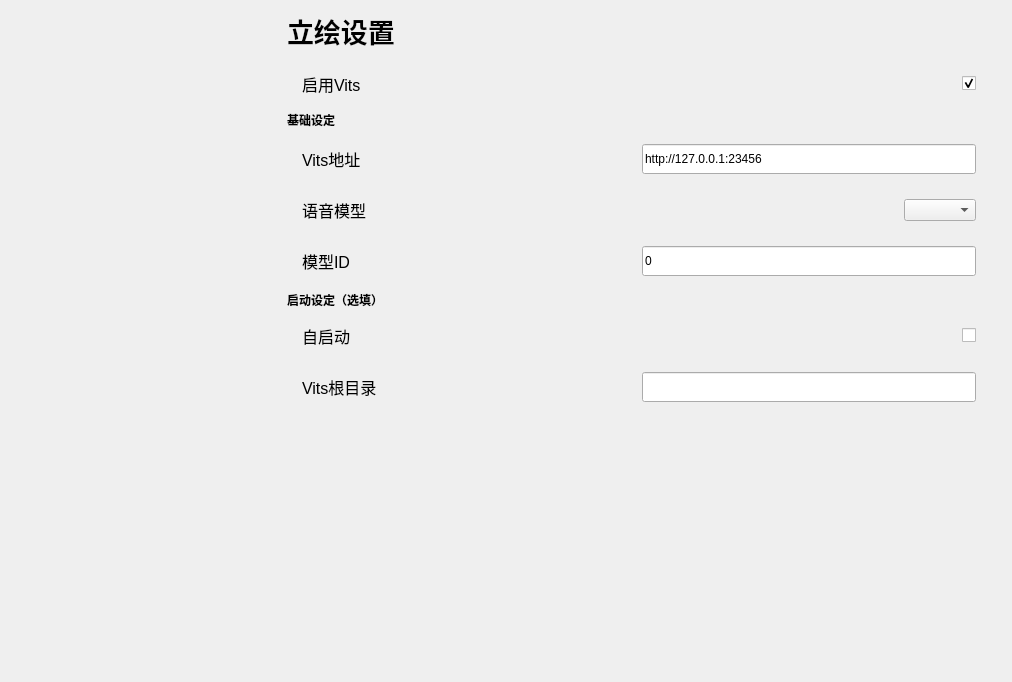
First picture: the form in mainwindow.ui, repository Zao-chen/ZcChat, before the edit.
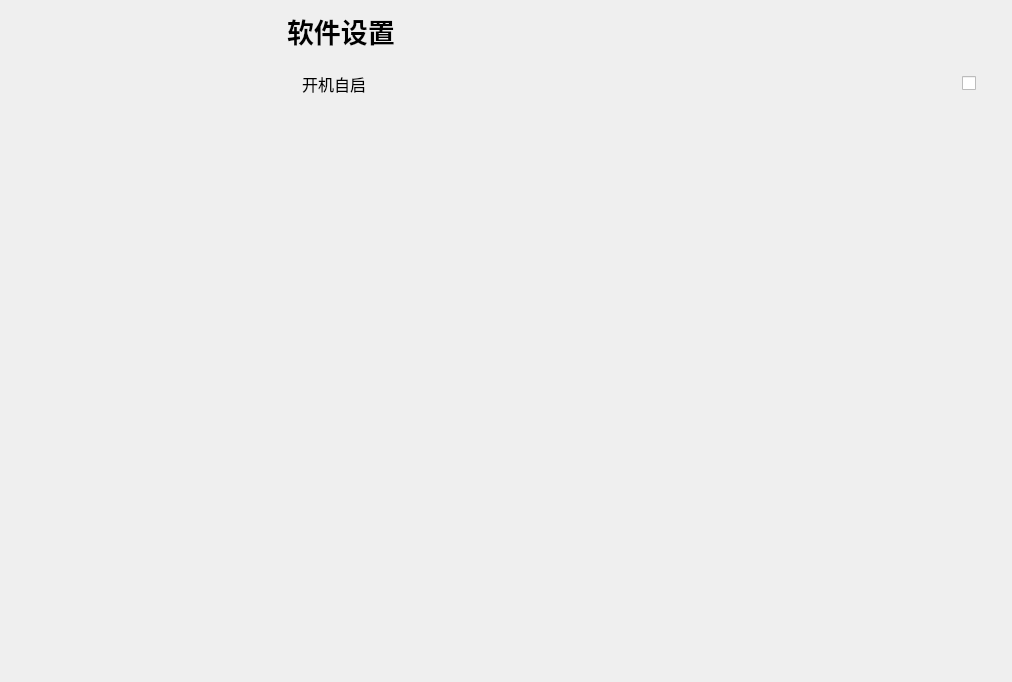
Second picture: the form after the edit. Custom widgets are drawn as their Qt base class.

Commit message: [feat] 新增开机自启功能

What changed in the file:
```diff
--- a/mainwindow.ui
+++ b/mainwindow.ui
@@ -84,16 +84,88 @@
           </font>
          </property>
          <property name="text">
-          <string>立绘设置</string>
+          <string>软件设置</string>
          </property>
         </widget>
        </item>
        <item>
         <widget class="QStackedWidget" name="stackedWidget">
          <property name="currentIndex">
-          <number>3</number>
+          <number>0</number>
          </property>
-         <widget class="QWidget" name="page">
+         <widget class="QWidget" name="page_0">
+          <layout class="QVBoxLayout" name="verticalLayout_8" stretch="0,1">
+           <property name="leftMargin">
+            <number>0</number>
+           </property>
+           <property name="topMargin">
+            <number>12</number>
+           </property>
+           <property name="rightMargin">
+            <number>0</number>
+           </property>
+           <item>
+            <widget class="ElaScrollPageArea" name="widget_19" native="true">
+             <layout class="QHBoxLayout" name="horizontalLayout_20">
+              <property name="spacing">
+               <number>6</number>
+              </property>
+              <property name="leftMargin">
+               <number>15</number>
+              </property>
+              <property name="topMargin">
+               <number>9</number>
+              </property>
+              <property name="rightMargin">
+               <number>15</number>
+              </property>
+              <item>
+               <widget class="ElaText" name="label_27">
+                <property name="font">
+                 <font>
+                  <pointsize>12</pointsize>
+                 </font>
+                </property>
+                <property name="text">
+                 <string>开机自启</string>
+                </property>
+               </widget>
+              </item>
+              <item>
+               <widget class="ElaCheckBox" name="checkBox_soft_autostart">
+                <property name="sizePolicy">
+                 <sizepolicy hsizetype="Fixed" vsizetype="Fixed">
+                  <horstretch>0</horstretch>
+                  <verstretch>0</verstretch>
+                 </sizepolicy>
+                </property>
+                <property name="text">
+                 <string/>
+                </property>
+                <property name="checked">
+                 <bool>false</bool>
+                </property>
+               </widget>
+              </item>
+             </layout>
+            </widget>
+           </item>
+           <item>
+            <spacer name="verticalSpacer_5">
+             <property name="orientation">
+              <enum>Qt::Orientation::Vertical</enum>
+             </property>
+             <property name="sizeHint" stdset="0">
+              <size>
+               <width>20</width>
+               <height>40</height>
+              </size>
+             </property>
+            </spacer>
+           </item>
+          </layout>
+         </widget>
+         <widget class="QWidget" name="page_1">
           <layout class="QVBoxLayout" name="verticalLayout" stretch="0,0,0,0,0,1">
            <property name="leftMargin">
             <number>0</number>
```
The commit also changes 2 other files.
